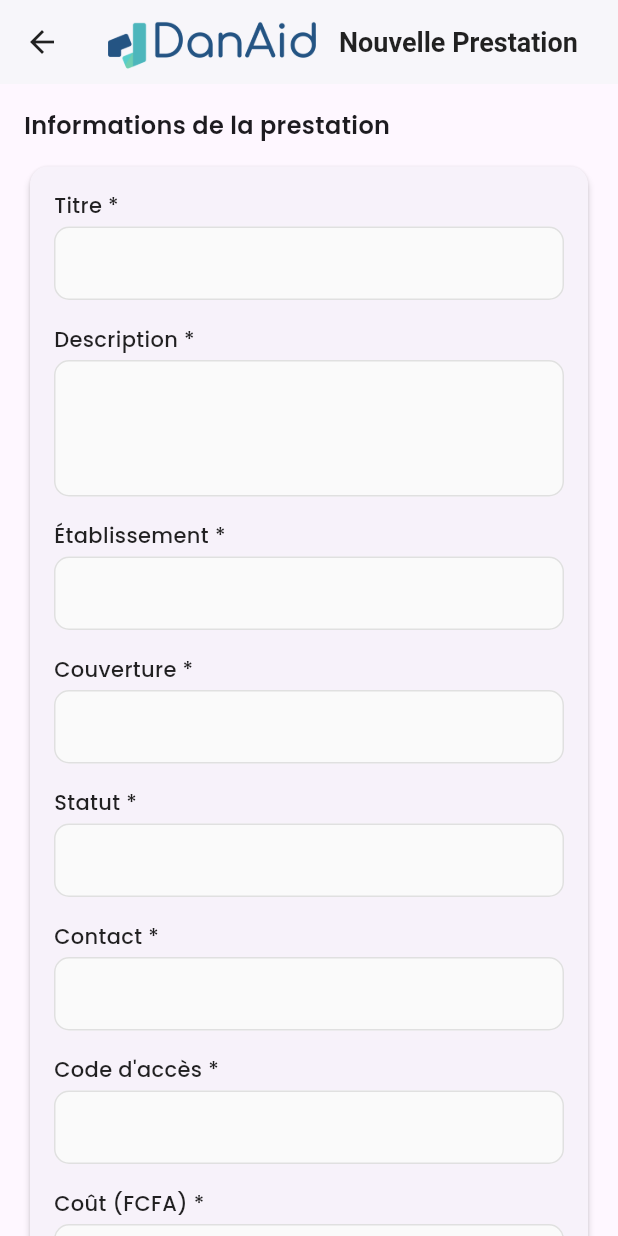
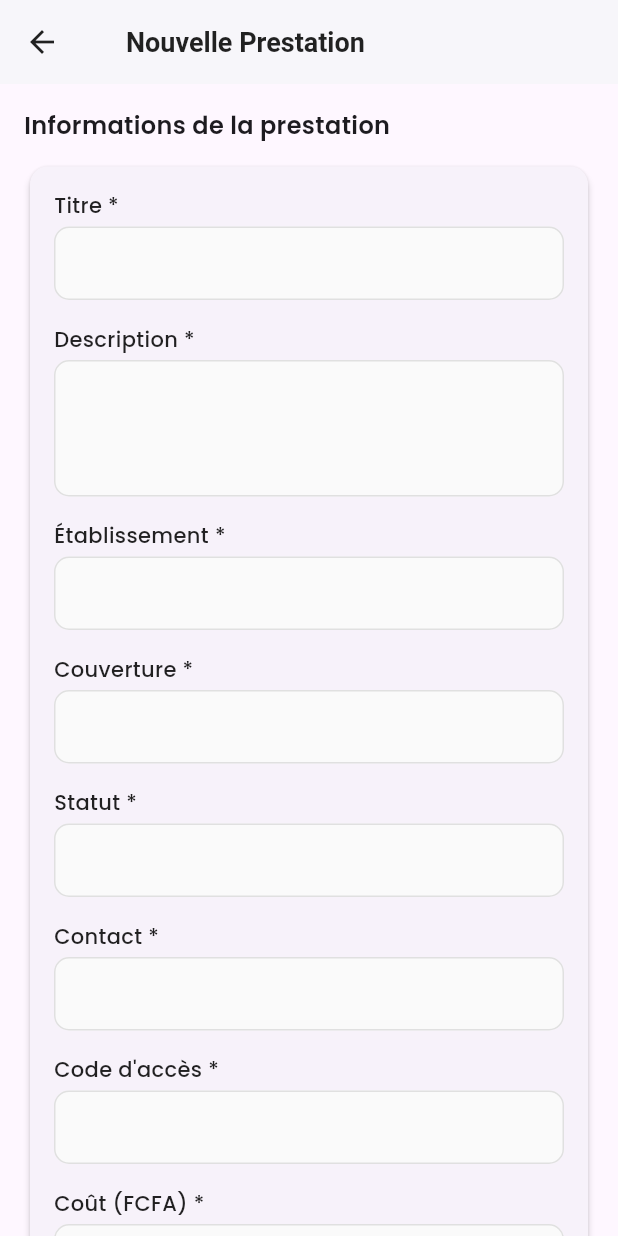
Before and after one commit to FokoJunior/DanAid, a Flutter app: the screen it shows once a user with an empty profile is signed in, after a tap on "Ajouter une prestation", on a phone screen of 412 x 824 dp. Run offline on Flutter 3.47's test engine with Material 3 defaults, Android fonts, the phone set to English and light mode, and no system bars; our stand-ins replace cached_network_image, cloud_firestore, firebase_auth, firebase_core, google_fonts; accounts and stored records are empty.

Commit message:
Commenter les images de fond et du logo dans les écrans d'authentification et de la barre d'application personnalisée pour simplifier la mise en page.

```diff
--- a/danaid/lib/screens/auth_screen.dart
+++ b/danaid/lib/screens/auth_screen.dart
@@ -58,14 +58,18 @@ class _AuthScreenState extends State<AuthScreen> {
     return Scaffold(
       body: Stack(
         children: [
-          Container(
-            decoration: BoxDecoration(
-              image: DecorationImage(
-                image: AssetImage('assets/image/hero1.png'),
-                fit: BoxFit.cover,
-              ),
-            ),
-          ),
+          // Container(
+          //   decoration: BoxDecoration(
+          //     image: DecorationImage(
+          //       image: AssetImage('assets/image/hero1.png'),
+          //       // colorFilter: ColorFilter.mode(
+          //       //   Colors.white,
+          //       //   BlendMode.srcIn,
+          //       // ),
+          //       fit: BoxFit.cover,
+          //     ),
+          //   ),
+          // ),
           Container(
             color: Colors.black.withOpacity(0.5),
           ),
--- a/danaid/lib/widgets/custom_app_bar.dart
+++ b/danaid/lib/widgets/custom_app_bar.dart
@@ -13,10 +13,10 @@ class CustomAppBar extends StatelessWidget implements PreferredSizeWidget {
       automaticallyImplyLeading: true, // Ensures back button is shown
       title: Row(
         children: [
-          Image.asset(
-            'assets/logo/logo.png',
-            height: 36, // Increased logo size
-          ),
+          // Image.asset(
+          //   'assets/logo/logo.png',
+          //   height: 36, // Increased logo size
+          // ),
           const SizedBox(width: 12),
           Text(
             title,
```
